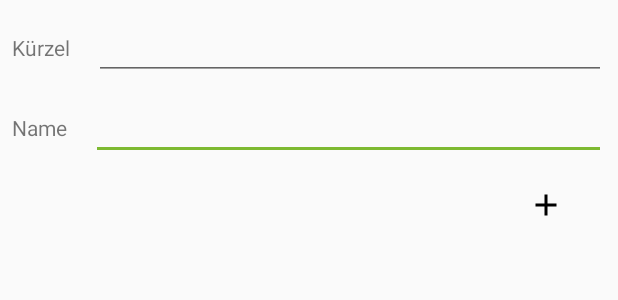
After one commit to TecCheck/TG-Vertretung, an Android app: the layout symbol_add_dialog.xml on its own in the app's theme, with its tools: preview values and no code run, on a phone screen of 412 x 824 dp. The commit adds this screen. Shown: the top 300 px of the screen. Run offline under Robolectric (Android 15) with nearby library versions, the phone set to English and light mode, and no system bars.

Commit message:
Added "Symbols" Feature

```diff
--- a/app/src/main/java/de/coop/tgvertretung/activity/MainActivity.java
+++ b/app/src/main/java/de/coop/tgvertretung/activity/MainActivity.java
@@ -246,6 +246,8 @@ public class MainActivity extends AppCompatActivity implements NavigationView.On
             startActivity(new Intent(this, LoginActivity.class));
         } else if (id == R.id.nav_update) {
             startActivity(new Intent(this, UpdateActivity.class));
+        }else if(id == R.id.nav_symbols){
+            startActivity(new Intent(this, ClassSymbolsActivity.class));
         }
 
         DrawerLayout drawer = findViewById(R.id.drawer_layout);
--- a/app/src/main/java/de/coop/tgvertretung/utils/Settings.java
+++ b/app/src/main/java/de/coop/tgvertretung/utils/Settings.java
@@ -40,6 +40,8 @@ public class Settings implements Serializable {
     public boolean rainbow = false;
     public boolean twoLineLabel = false;
 
+    public ClassSymbols symbols = new ClassSymbols();
+
     public static void load(Context context) {
         settings = new Settings();
         prefs = context.getSharedPreferences("preferences", 0);
@@ -47,7 +49,6 @@ public class Settings implements Serializable {
         try {
             String settingsString = prefs.getString(PREFS_KEY, ObjectSerializer.serialize(settings));
             settings = (Settings) ObjectSerializer.deserialize(settingsString);
-
             print();
         } catch (IOException | ClassNotFoundException e) {
             e.printStackTrace();
--- /dev/null
+++ b/app/src/main/res/drawable/ic_add_black_24dp.xml
@@ -0,0 +1,9 @@
+<vector xmlns:android="http://schemas.android.com/apk/res/android"
+        android:width="24dp"
+        android:height="24dp"
+        android:viewportWidth="24.0"
+        android:viewportHeight="24.0">
+    <path
+        android:fillColor="#FF000000"
+        android:pathData="M19,13h-6v6h-2v-6H5v-2h6V5h2v6h6v2z"/>
+</vector>
--- a/app/src/main/res/layout/entry_item.xml
+++ b/app/src/main/res/layout/entry_item.xml
@@ -1,5 +1,4 @@
 <?xml version="1.0" encoding="utf-8"?>
-
 
 <android.support.v7.widget.CardView
     xmlns:android="http://schemas.android.com/apk/res/android"
--- /dev/null
+++ b/app/src/main/res/layout/symbol_add_dialog.xml
@@ -0,0 +1,72 @@
+<?xml version="1.0" encoding="utf-8"?>
+<android.support.constraint.ConstraintLayout
+    xmlns:android="http://schemas.android.com/apk/res/android"
+    xmlns:app="http://schemas.android.com/apk/res-auto"
+    xmlns:tools="http://schemas.android.com/tools"
+    android:layout_width="match_parent"
+    android:layout_height="match_parent">
+
+    <LinearLayout
+        android:id="@+id/linearLayout4"
+        android:layout_width="match_parent"
+        android:layout_height="wrap_content"
+        android:layout_marginStart="8dp"
+        android:layout_marginTop="8dp"
+        android:layout_marginEnd="8dp"
+        android:orientation="horizontal"
+        app:layout_constraintEnd_toEndOf="parent"
+        app:layout_constraintStart_toStartOf="parent"
+        app:layout_constraintTop_toBottomOf="@+id/linearLayout3">
+
+        <TextView
+            android:id="@+id/textView1"
+            android:layout_width="wrap_content"
+            android:layout_height="wrap_content"
+            android:text="@string/symbol_name" />
+
+        <EditText
+            android:id="@+id/editTextName"
+            android:layout_width="match_parent"
+            android:layout_height="wrap_content"
+            android:layout_marginStart="16dp"
+            android:inputType="text" />
+    </LinearLayout>
+
+    <LinearLayout
+        android:id="@+id/linearLayout3"
+        android:layout_width="match_parent"
+        android:layout_height="wrap_content"
+        android:layout_marginStart="8dp"
+        android:layout_marginTop="8dp"
+        android:layout_marginEnd="8dp"
+        android:orientation="horizontal"
+        app:layout_constraintEnd_toEndOf="parent"
+        app:layout_constraintStart_toStartOf="parent"
+        app:layout_constraintTop_toTopOf="parent">
+
+        <TextView
+            android:id="@+id/textView2"
+            android:layout_width="wrap_content"
+            android:layout_height="wrap_content"
+            android:text="@string/symbol" />
+
+        <EditText
+            android:id="@+id/editTextSymbol"
+            android:layout_width="match_parent"
+            android:layout_height="wrap_content"
+            android:layout_marginStart="16dp"
+            android:inputType="text" />
+    </LinearLayout>
+
+    <ImageButton
+        android:id="@+id/imageButtonAdd"
+        style="@style/Widget.AppCompat.ImageButton"
+        android:layout_width="wrap_content"
+        android:layout_height="wrap_content"
+        android:layout_marginTop="8dp"
+        android:layout_marginEnd="24dp"
+        android:backgroundTint="@android:color/transparent"
+        app:layout_constraintEnd_toEndOf="parent"
+        app:layout_constraintTop_toBottomOf="@+id/linearLayout4"
+        app:srcCompat="@drawable/ic_add_black_24dp" />
+</android.support.constraint.ConstraintLayout>
--- a/app/src/main/res/menu/activity_main_drawer.xml
+++ b/app/src/main/res/menu/activity_main_drawer.xml
@@ -10,6 +10,10 @@
             android:id="@+id/nav_settings"
             android:icon="@drawable/ic_settings_black_24dp"
             android:title="@string/nav_settings" />
+        <item
+            android:id="@+id/nav_symbols"
+            android:icon="@drawable/ic_add_black_24dp"
+            android:title="@string/nav_symbols" />
         <item
             android:id="@+id/nav_info"
             android:icon="@drawable/ic_help_outline_black_24dp"
--- a/app/src/main/res/values/strings.xml
+++ b/app/src/main/res/values/strings.xml
@@ -6,6 +6,7 @@
     <string name="title_activity_license">OpenSource-License</string>
     <string name="title_activity_update">Update</string>
     <string name="title_activity_info">Über</string>
+    <string name="title_activity_symbols">Kürzel</string>
     <string name="title_notification">TG-Vertretung</string>
 
     <!-- Snack Strings -->
@@ -33,6 +34,7 @@
     <string name="nav_info">Über</string>
     <string name="nav_login">Anmelden</string>
     <string name="nav_update">Update</string>
+    <string name="nav_symbols">Kürzel</string>
 
     <!-- Main Activity content -->
     <string name="none">Das solltest du nicht sehen :(</string>
@@ -103,4 +105,10 @@
     <string name="action_sign_in">Anmelden</string>
     <string name="action_sign_in_short">Anmelden</string>
     <string name="error_incorrect_password">Passwort oder Kennung sind falsch</string>
+
+    <!-- Class Symbols Activity -->
+    <string name="symbol">Kürzel</string>
+    <string name="symbol_name">Name</string>
+    <string name="add_symbol">Kürzel Hinzufügen</string>
+    <string name="please_add_text">Bitte gib etwas in beide Felder ein.</string>
 </resources>
```
Also changed, not shown: app/src/main/AndroidManifest.xml (+9 -7 lines), app/src/main/java/de/coop/tgvertretung/activity/ClassSymbolsActivity.java (added, +127 -0 lines), app/src/main/java/de/coop/tgvertretung/adapter/TableEntryAdapter.java (+14 -3 lines), app/src/main/java/de/coop/tgvertretung/utils/ClassSymbols.java (added, +47 -0 lines), app/src/main/res/layout/activity_class_symbols.xml (added, +32 -0 lines), app/src/main/res/layout/symbol_entry_item.xml (added, +31 -0 lines), app/src/main/res/xml/activity_settings.xml (+0 -10 lines).
